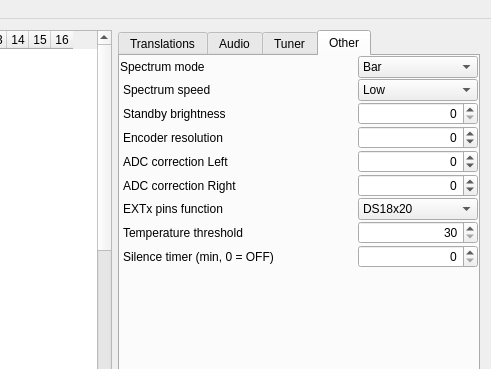
WiseLord/ampcontrol, file editor/mainwindow.ui: the form before one commit; both pictures show x 309 to 800 and y 0 to 369 of the 800 by 580 pixel window.
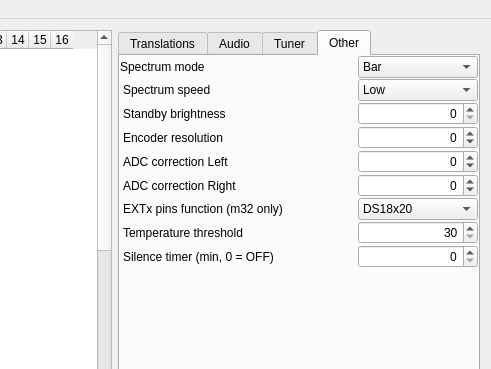
The form after the commit. The open tabs and pages were chosen to show the change. Icons and pictures are not drawn.

Commit message: Add TEA6330 option in eeprom editor

Diff of the .ui file:
```diff
--- a/editor/mainwindow.ui
+++ b/editor/mainwindow.ui
@@ -2398,7 +2398,7 @@
            <item>
             <widget class="QLabel" name="lblExtfunc">
              <property name="text">
-              <string>EXTx pins function</string>
+              <string>EXTx pins function (m32 only)</string>
              </property>
             </widget>
            </item>
```
Left out of the diff: 9 changed lines with no effect on the pictures.
